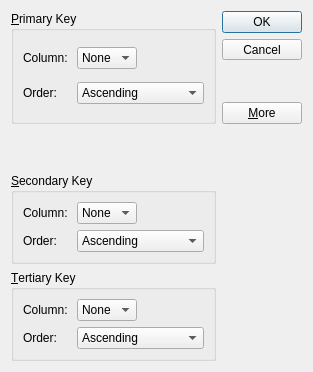
Qt form Sort/sortdialog.ui (Dr-Xperience/GUI_Programming_with_QT4_BookProject_Chapter2) before a commit.
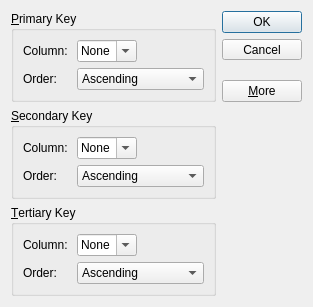
The same form after that commit.

Patch:
```diff
--- a/Sort/sortdialog.ui
+++ b/Sort/sortdialog.ui
@@ -7,7 +7,7 @@
     <x>0</x>
     <y>0</y>
     <width>313</width>
-    <height>372</height>
+    <height>283</height>
    </rect>
   </property>
   <property name="windowTitle">
@@ -31,6 +31,12 @@
        <layout class="QHBoxLayout" name="horizontalLayout">
         <item>
          <widget class="QComboBox" name="comboBoxPrimaryColumn">
+          <property name="editable">
+           <bool>true</bool>
+          </property>
+          <property name="insertPolicy">
+           <enum>QComboBox::NoInsert</enum>
+          </property>
           <item>
            <property name="text">
             <string>None</string>
@@ -135,7 +141,7 @@
      <property name="sizeHint" stdset="0">
       <size>
        <width>20</width>
-       <height>46</height>
+       <height>0</height>
       </size>
      </property>
     </spacer>
@@ -157,6 +163,12 @@
        <layout class="QHBoxLayout" name="horizontalLayout_2">
         <item>
          <widget class="QComboBox" name="comboBoxSecondaryColumn">
+          <property name="editable">
+           <bool>true</bool>
+          </property>
+          <property name="insertPolicy">
+           <enum>QComboBox::NoInsert</enum>
+          </property>
           <item>
            <property name="text">
             <string>None</string>
@@ -220,6 +232,12 @@
        <layout class="QHBoxLayout" name="horizontalLayout_3">
         <item>
          <widget class="QComboBox" name="comboBoxTertiaryColumn">
+          <property name="editable">
+           <bool>true</bool>
+          </property>
+          <property name="insertPolicy">
+           <enum>QComboBox::NoInsert</enum>
+          </property>
           <item>
            <property name="text">
             <string>None</string>
```
